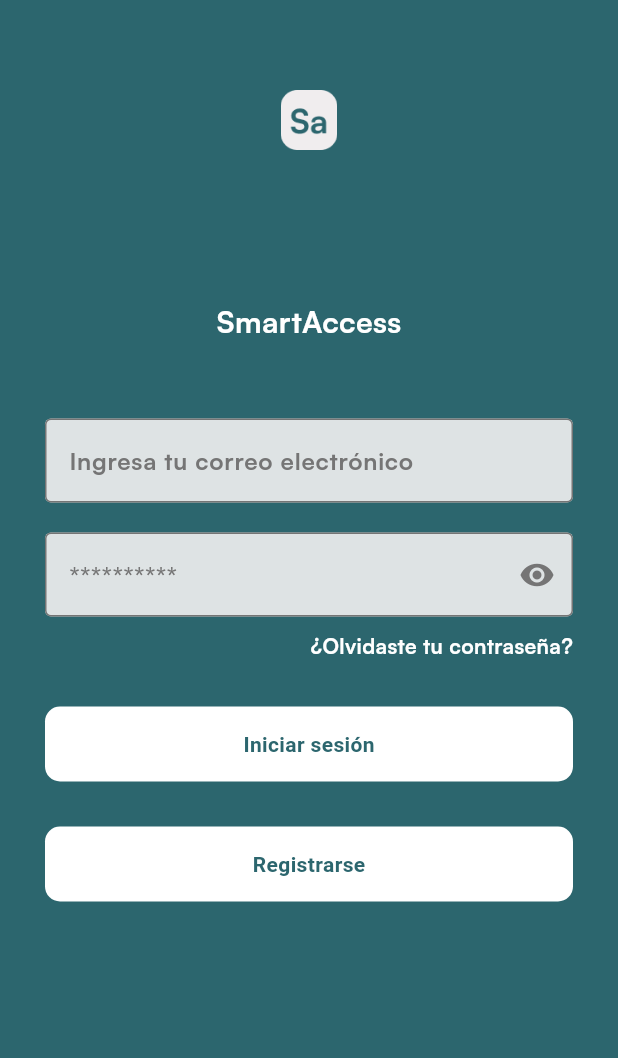
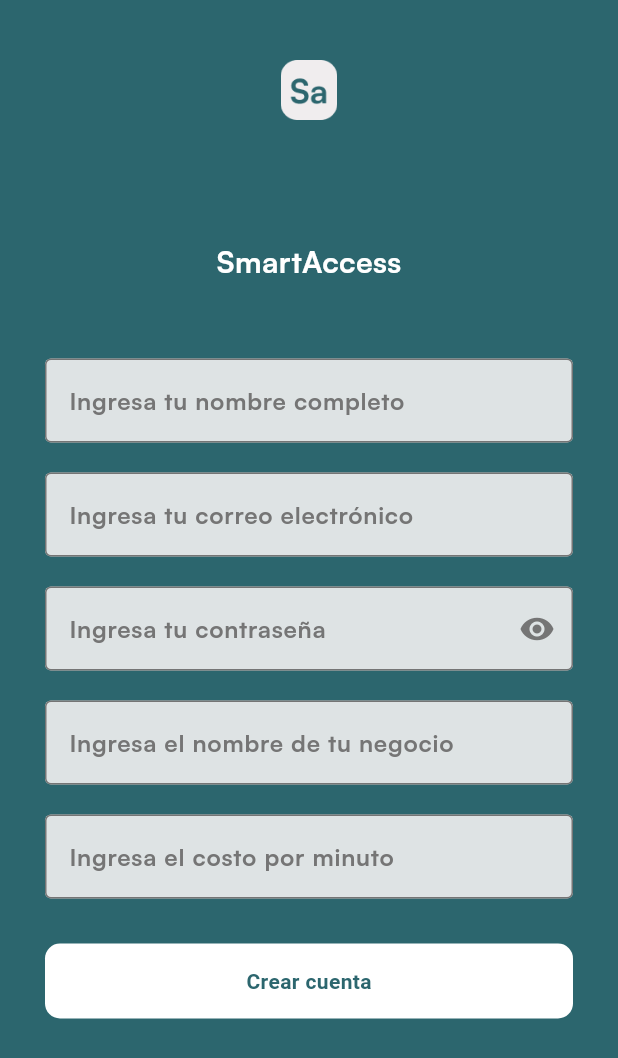
Before and after one commit to DQuintero15/smartaccess-flutter-app, a Flutter app: the screen it shows after launch, after a tap on "Registrarse", on a phone screen of 412 x 824 dp. Shown: the top 1058 px of the screen. Run offline on Flutter 3.47's test engine with Material 3 defaults, Android fonts, the phone set to English and light mode, and no system bars; our stand-ins replace animated_splash_screen, camera, firebase_auth, firebase_core, fluttertoast, lottie and 1 more; missing offline and left inert: cloudinary_flutter; accounts and stored records are empty; network calls fail.

Commit message:
chore: Add softGray color and create Business, BusinessDto, BusinessService, and LoggerService classes

```diff
--- a/lib/main.dart
+++ b/lib/main.dart
@@ -1,10 +1,10 @@
-
 import 'package:cloudinary_flutter/cloudinary_object.dart';
 import 'package:flutter/material.dart';
 import 'package:smartaccess_app/src/screens/home_screen.dart';
 import 'package:smartaccess_app/src/screens/navigation_screen.dart';
 import 'package:smartaccess_app/src/screens/login_screen.dart';
 import 'package:smartaccess_app/src/screens/profile_screen.dart';
+import 'package:smartaccess_app/src/screens/register_screen.dart';
 import 'package:smartaccess_app/src/screens/scan_screen.dart';
 import 'package:smartaccess_app/src/screens/splash_screen.dart';
 import 'package:smartaccess_app/src/screens/vehicles_screen.dart';
@@ -12,6 +12,8 @@ import 'package:smartaccess_app/src/utils/app_color.dart';
 import 'package:smartaccess_app/src/utils/app_constants.dart';
 import 'package:supabase_flutter/supabase_flutter.dart';
 import 'package:camera/camera.dart';
+import 'package:firebase_core/firebase_core.dart';
+import 'firebase_options.dart';
 
 void main() async {
   WidgetsFlutterBinding.ensureInitialized();
@@ -20,6 +22,10 @@ void main() async {
       url: AppConstants.supabaseUrl, anonKey: AppConstants.supabaseKey);
 
   CloudinaryObject.fromCloudName(cloudName: AppConstants.cloudName);
+
+  await Firebase.initializeApp(
+    options: DefaultFirebaseOptions.currentPlatform,
+  );
 
   final cameras = await availableCameras();
 
@@ -53,6 +59,7 @@ class MainApp extends StatelessWidget {
         '/home': (context) => const HomeScreen(),
         '/vehicles': (context) => const VehiclesScreen(),
         '/profile': (context) => const ProfileScreen(),
+        '/register': (context) =>  RegisterScreen(),
       },
       home: const SplashScreen(),
     );
--- /dev/null
+++ b/lib/src/dtos/business.dart
@@ -0,0 +1,31 @@
+class BusinessDto {
+  final String name;
+  final String email;
+  final String owner;
+  final String coastPerMinute;
+
+  BusinessDto({
+    required this.name,
+    required this.email,
+    required this.owner,
+    required this.coastPerMinute,
+  });
+
+  factory BusinessDto.fromJson(Map<String, dynamic> json) {
+    return BusinessDto(
+      name: json["name"],
+      email: json["email"],
+      owner: json["owner"],
+      coastPerMinute: json["coastPerMinute"],
+    );
+  }
+
+  Map<String, dynamic> toJson() {
+    return {
+      "name": name,
+      "email": email,
+      "owner": owner,
+      "coastPerMinute": coastPerMinute,
+    };
+  }
+}
--- /dev/null
+++ b/lib/src/entities/business.dart
@@ -0,0 +1,13 @@
+class Business {
+  final String name;
+  final String email;
+  final String owner;
+  final String coastPerMinute;
+
+  Business({
+    required this.name,
+    required this.email,
+    required this.owner,
+    required this.coastPerMinute,
+  });
+}
--- /dev/null
+++ b/lib/src/screens/register_screen.dart
@@ -0,0 +1,208 @@
+import 'package:flutter/material.dart';
+import 'package:fluttertoast/fluttertoast.dart';
+import 'package:smartaccess_app/src/dtos/business.dart';
+import 'package:smartaccess_app/src/services/business_service.dart';
+import 'package:smartaccess_app/src/services/firebase_auth_service.dart';
+import 'package:smartaccess_app/src/utils/app_color.dart';
+import 'package:smartaccess_app/src/utils/app_constants.dart';
+import 'package:smartaccess_app/src/utils/validators.dart';
+import 'package:smartaccess_app/src/widgets/button_widget.dart';
+import 'package:smartaccess_app/src/widgets/password_widget.dart';
+import 'package:smartaccess_app/src/widgets/text_field_widget.dart';
+
+class RegisterScreen extends StatefulWidget {
+  RegisterScreen({super.key});
+
+  final nameController = TextEditingController();
+  final businessNameController = TextEditingController();
+  final emailController = TextEditingController();
+  final passwordController = TextEditingController();
+  final coastPerMinuteController = TextEditingController();
+
+  final businessService = BusinessService();
+  final firebaseAuthService = FirebaseAuthService();
+
+  @override
+  State<RegisterScreen> createState() => _RegisterScreenState();
+}
+
+class _RegisterScreenState extends State<RegisterScreen> {
+  final _formKey = GlobalKey<FormState>();
+
+  @override
+  Widget build(BuildContext context) {
+    return Scaffold(
+      backgroundColor: AppColor.caribbeanCurrent,
+      body: SafeArea(
+        child: SingleChildScrollView(
+          // Wrap with SingleChildScrollView
+          child: Form(
+            key: _formKey,
+            child: Column(
+              mainAxisAlignment: MainAxisAlignment.center,
+              children: [
+                const SizedBox(height: 40),
+                Image.asset(AppConstants.smallWhiteLogo, width: 40, height: 40),
+                const SizedBox(height: 80),
+                const Text(
+                  AppConstants.appName,
+                  style: TextStyle(
+                    color: AppColor.white,
+                    fontSize: 20,
+                    fontWeight: FontWeight.bold,
+                    fontFamily: AppConstants.fontFamily,
+                  ),
+                ),
+                const SizedBox(height: 50),
+                TextFieldWidget(
+                  controller: widget.nameController,
+                  hintText: 'Ingresa tu nombre completo',
+                  type: TextInputType.text,
+                  errorText: _formKey.currentState?.validate() == true
+                      ? 'Por favor ingresa tu nombre completo'
+                      : null,
+                  validator: (value) {
+                    if (value!.isEmpty) {
+                      return 'Por favor ingresa tu nombre completo';
+                    }
+
+                    return null;
+                  },
+                ),
+                const SizedBox(height: 20),
+                TextFieldWidget(
+                  controller: widget.emailController,
+                  hintText: 'Ingresa tu correo electrónico',
+                  type: TextInputType.emailAddress,
+                  errorText: _formKey.currentState?.validate() == true
+                      ? 'Por favor ingresa un correo electrónico válido'
+                      : null,
+                  validator: (value) {
+                    if (value!.isEmpty) {
+                      return 'Por favor ingresa un correo electrónico válido';
+                    }
+                    if (Validators.isEmail(value) == false) {
+                      return 'Por favor ingresa un correo electrónico válido';
+                    }
+
+                    return null;
+                  },
+                ),
+                const SizedBox(height: 20),
+                PasswordWidget(
+                    controller: widget.passwordController,
+                    hintText: 'Ingresa tu contraseña',
+                    errorText: _formKey.currentState?.validate() == true
+                        ? 'Por favor ingresa una contraseña'
+                        : null,
+                    validator: (value) {
+                      if (value!.isEmpty) {
+                        return 'Por favor ingresa una contraseña';
+                      }
+                      if (Validators.passwordLength(value) == false) {
+                        return 'La contraseña debe tener al menos 6 caracteres';
+                      }
+
+                      return null;
+                    }),
+                const SizedBox(height: 20),
+                TextFieldWidget(
+                  controller: widget.businessNameController,
+                  hintText: 'Ingresa el nombre de tu negocio',
+                  type: TextInputType.text,
+                  errorText: _formKey.currentState?.validate() == true
+                      ? 'Por favor ingresa el nombre de tu negocio'
+                      : null,
+                  validator: (value) => value!.isEmpty
+                      ? 'Por favor ingresa el nombre de tu negocio'
+                      : null,
+                ),
+                const SizedBox(height: 20),
+                TextFieldWidget(
+                  controller: widget.coastPerMinuteController,
+                  hintText: 'Ingresa el costo por minuto',
+                  type: TextInputType.number,
+                  errorText: _formKey.currentState?.validate() == true
+                      ? 'Por favor ingresa el costo por minuto'
+                      : null,
+                  validator: (value) =>
+                      value!.isEmpty || Validators.isNumeric(value) == false
+                          ? 'Por favor ingresa el costo por minuto'
+                          : null,
+                ),
+                const SizedBox(height: 30),
+                ButtonWidget(
+                  onPressed: () async {
+                    if (_formKey.currentState!.validate()) {
+                      final email = widget.emailController.text;
+                      final password = widget.passwordController.text;
+
+                      final registeredUser = await widget.firebaseAuthService
+                          .createUserWithEmailAndPassword(email, password);
+
+                      if (registeredUser != null) {
+                        final name = widget.nameController.text;
+                        final businessName = widget.businessNameController.text;
+                        final coastPerMinute =
+                            widget.coastPerMinuteController.text;
+
+                        final token = await registeredUser.getIdToken();
+
+                        if (token == null) {
+                          Fluttertoast.showToast(
+                            msg: 'Ocurrió un error al registrar tu negocio',
+                            toastLength: Toast.LENGTH_SHORT,
+                            gravity: ToastGravity.CENTER,
+                            timeInSecForIosWeb: 3,
+                            backgroundColor: Colors.red,
+                            textColor: Colors.white,
+                            fontSize: 16.0,
+                          );
+                          return;
+                        }
+
+                        final businessDto = BusinessDto.fromJson({
+                          'name': businessName,
+                          'email': email,
+                          'owner': name,
+                          'coastPerMinute': coastPerMinute,
+                        });
+
+                        final response = await widget.businessService
+                            .registerBusiness(businessDto, token);
+
+                        if (response != null) {
+                          Fluttertoast.showToast(
+                            msg: 'Tu negocio ha sido registrado exitosamente',
+                            toastLength: Toast.LENGTH_SHORT,
+                            gravity: ToastGravity.CENTER,
+                            timeInSecForIosWeb: 3,
+                            backgroundColor: Colors.green,
+                            textColor: Colors.white,
+                            fontSize: 16.0,
+                          );
+                        } else {
+                          Fluttertoast.showToast(
+                            msg: 'Ocurrió un error al registrar tu negocio',
+                            toastLength: Toast.LENGTH_SHORT,
+                            gravity: ToastGravity.CENTER,
+                            timeInSecForIosWeb: 3,
+                            backgroundColor: Colors.red,
+                            textColor: Colors.white,
+                            fontSize: 16.0,
+                          );
+                        }
+                      }
+                    }
+                  },
+                  formKey: _formKey,
+                  text: 'Crear cuenta',
+                ),
+              ],
+            ),
+          ),
+        ),
+      ),
+    );
+  }
+}
--- /dev/null
+++ b/lib/src/services/logger_service.dart
@@ -0,0 +1,15 @@
+import 'package:logging/logging.dart';
+
+class LoggerService {
+  final String _tag;
+
+  LoggerService(this._tag);
+
+  void log(String message) {
+    Logger.root.log(Level.INFO, '$_tag: $message');
+  }
+
+  void error(String message) {
+    Logger.root.log(Level.SEVERE, '$_tag: $message');
+  }
+}
--- a/lib/src/utils/app_color.dart
+++ b/lib/src/utils/app_color.dart
@@ -7,4 +7,5 @@ class AppColor {
   static const gray = Color(0xFF757575);
   static const lightGray = Color(0xFFF0F0F0);
   static const celestianBlue = Color(0xFF20A4F3);
+  static const softGray = Color.fromARGB(255, 224, 224, 224);
 }
--- a/lib/src/widgets/button_widget.dart
+++ b/lib/src/widgets/button_widget.dart
@@ -4,18 +4,37 @@ import 'package:smartaccess_app/src/utils/app_color.dart';
 class ButtonWidget extends StatelessWidget {
   final Function()? onPressed;
   final String text;
+  final bool disabled;
+  final GlobalKey<FormState>? formKey;
 
-  const ButtonWidget({super.key, required this.onPressed, required this.text});
+  const ButtonWidget(
+      {super.key,
+      required this.onPressed,
+      required this.text,
+      this.disabled = false,
+      this.formKey});
 
   @override
   Widget build(BuildContext context) {
     return GestureDetector(
-      onTap: onPressed,
+      onTap: disabled
+          ? null
+          : () {
+              if (formKey != null) {
+                if (formKey != null && formKey!.currentState != null && formKey!.currentState!.validate()) {
+                  onPressed!();
+                }
+              } else {
+                onPressed!();
+              }
+            },
       child: Container(
         padding: const EdgeInsets.all(15.0),
         margin: const EdgeInsets.symmetric(horizontal: 30.0),
         decoration: BoxDecoration(
-          color: AppColor.white,
+          color: disabled
+              ? AppColor.softGray
+              : AppColor.white, // Change color when disabled
           borderRadius: BorderRadius.circular(10),
         ),
         child: Center(
--- a/lib/src/widgets/password_widget.dart
+++ b/lib/src/widgets/password_widget.dart
@@ -5,9 +5,11 @@ import 'package:smartaccess_app/src/utils/app_constants.dart';
 class PasswordWidget extends StatefulWidget {
   final controller;
   final String hintText;
+  final String? Function(String?)? validator;
+  final String? errorText;
 
   const PasswordWidget(
-      {super.key, required this.controller, required this.hintText});
+      {super.key, required this.controller, required this.hintText, this.validator, this.errorText});
 
   @override
   State<PasswordWidget> createState() => _PasswordWidgetState();
@@ -20,10 +22,13 @@ class _PasswordWidgetState extends State<PasswordWidget> {
   Widget build(BuildContext context) {
     return Padding(
         padding: const EdgeInsets.symmetric(horizontal: 30.0),
-        child: TextField(
+        child: TextFormField(
           controller: widget.controller,
           obscureText: _obscureText,
           decoration: InputDecoration(
+            errorText: widget.errorText,
+            errorStyle: const TextStyle(
+                color: AppColor.white, fontFamily: AppConstants.fontFamily),
             enabledBorder: const OutlineInputBorder(
                 borderSide: BorderSide(color: AppColor.gray)),
             focusedBorder: const OutlineInputBorder(
@@ -46,6 +51,7 @@ class _PasswordWidgetState extends State<PasswordWidget> {
             ),
           ),
           keyboardType: TextInputType.visiblePassword,
+          validator: widget.validator,
         ));
   }
 }
--- a/lib/src/widgets/text_field_widget.dart
+++ b/lib/src/widgets/text_field_widget.dart
@@ -6,21 +6,29 @@ class TextFieldWidget extends StatelessWidget {
   final controller;
   final String hintText;
   final TextInputType? type;
+  final String? Function(String?)? validator;
+  final String? errorText;
 
   const TextFieldWidget({
     super.key,
     required this.controller,
     required this.hintText,
     required this.type,
+    this.validator,
+    this.errorText,
   });
 
   @override
   Widget build(BuildContext context) {
     return Padding(
       padding: const EdgeInsets.symmetric(horizontal: 30.0),
-      child: TextField(
+      child: TextFormField(
+        validator: validator,
         controller: controller,
         decoration: InputDecoration(
+            errorText: errorText,
+            errorStyle: const TextStyle(
+                color: AppColor.lightGray, fontFamily: AppConstants.fontFamily),
             enabledBorder: const OutlineInputBorder(
                 borderSide: BorderSide(color: AppColor.gray)),
             focusedBorder: const OutlineInputBorder(
@@ -30,7 +38,7 @@ class TextFieldWidget extends StatelessWidget {
             hintStyle: const TextStyle(
                 color: AppColor.gray, fontFamily: AppConstants.fontFamily),
             filled: true),
-            keyboardType: type,
+        keyboardType: type,
       ),
     );
   }
```
Also changed, not shown: lib/src/screens/login_screen.dart (+5 -3 lines), lib/src/screens/scan_screen.dart (+3 -9 lines), lib/src/services/business_service.dart (added, +33 -0 lines), lib/src/services/firebase_auth_service.dart (added, +46 -0 lines), lib/src/utils/validators.dart (added, +27 -0 lines).
